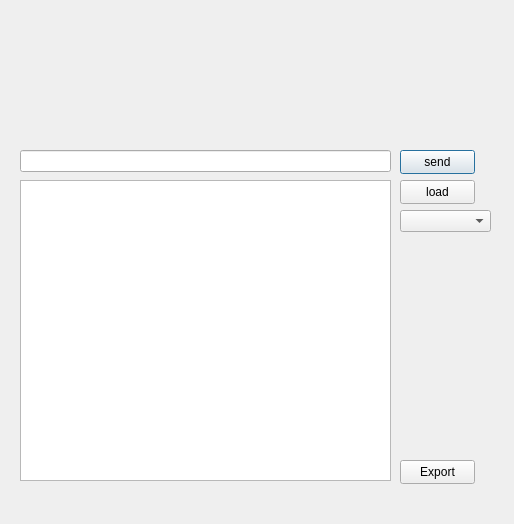
Qt form GCoder_gui.ui (devphilno/Gcoder) before a commit.
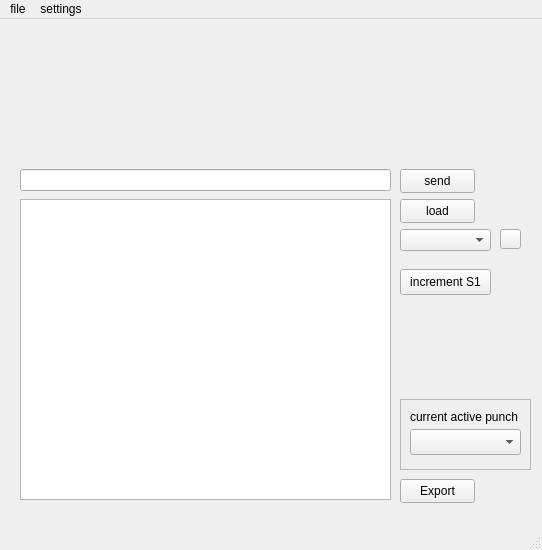
The same form after that commit. Icons and pictures are not drawn.

Commit message:
Added punch changer control
- Added K-commands K1 P<size> and K2 P<position> to select a punch
- Added converter that translates K-commands into G-code for the revolver
- Added punch configuration (size, position, punch count) stored as JSON
- Added setup dialog to assign punches to positions
- Added start position dialog and active punch dropdown in the main window
- Added import and export of punch settings

```diff
--- a/GCoder_gui.ui
+++ b/GCoder_gui.ui
@@ -1,18 +1,19 @@
 <?xml version="1.0" encoding="UTF-8"?>
 <ui version="4.0">
  <class>GCoder</class>
- <widget class="QDialog" name="GCoder">
+ <widget class="QMainWindow" name="GCoder">
   <property name="geometry">
    <rect>
     <x>0</x>
     <y>0</y>
-    <width>514</width>
-    <height>524</height>
+    <width>542</width>
+    <height>550</height>
    </rect>
   </property>
   <property name="windowTitle">
    <string>GCoder</string>
   </property>
+  <widget class="QWidget" name="centralwidget">
   <widget class="QLineEdit" name="legcode">
    <property name="geometry">
     <rect>
@@ -98,6 +99,137 @@
     <string>Export</string>
    </property>
   </widget>
+   <widget class="QToolButton" name="tb_refresh_com">
+    <property name="geometry">
+     <rect>
+      <x>500</x>
+      <y>210</y>
+      <width>21</width>
+      <height>20</height>
+     </rect>
+    </property>
+    <property name="text">
+     <string/>
+    </property>
+    <property name="icon">
+     <iconset theme="QIcon::ThemeIcon::ViewRefresh"/>
+    </property>
+   </widget>
+   <widget class="QPushButton" name="pb_increment">
+    <property name="geometry">
+     <rect>
+      <x>400</x>
+      <y>250</y>
+      <width>91</width>
+      <height>26</height>
+     </rect>
+    </property>
+    <property name="text">
+     <string>increment S1</string>
+    </property>
+   </widget>
+   <widget class="QFrame" name="frame">
+    <property name="geometry">
+     <rect>
+      <x>400</x>
+      <y>380</y>
+      <width>131</width>
+      <height>71</height>
+     </rect>
+    </property>
+    <property name="autoFillBackground">
+     <bool>false</bool>
+    </property>
+    <property name="frameShape">
+     <enum>QFrame::Shape::StyledPanel</enum>
+    </property>
+    <property name="frameShadow">
+     <enum>QFrame::Shadow::Raised</enum>
+    </property>
+    <widget class="QComboBox" name="cb_PunchChanger">
+     <property name="geometry">
+      <rect>
+       <x>10</x>
+       <y>30</y>
+       <width>111</width>
+       <height>26</height>
+      </rect>
+     </property>
+    </widget>
+    <widget class="QLabel" name="label_2">
+     <property name="geometry">
+      <rect>
+       <x>10</x>
+       <y>10</y>
+       <width>111</width>
+       <height>16</height>
+      </rect>
+     </property>
+     <property name="text">
+      <string>current active punch</string>
+     </property>
+    </widget>
+   </widget>
+  </widget>
+  <widget class="QMenuBar" name="menubar">
+   <property name="geometry">
+    <rect>
+     <x>0</x>
+     <y>0</y>
+     <width>542</width>
+     <height>33</height>
+    </rect>
+   </property>
+   <widget class="QMenu" name="menusettings">
+    <property name="title">
+     <string>settings</string>
+    </property>
+    <addaction name="mb_settings_PunchSetup"/>
+    <addaction name="mb_settings_SetCurrentPunchPosition"/>
+   </widget>
+   <widget class="QMenu" name="menufile">
+    <property name="title">
+     <string>file</string>
+    </property>
+    <widget class="QMenu" name="menuexport">
+     <property name="title">
+      <string>export</string>
+     </property>
+     <addaction name="mb_file_export_PunchSettings"/>
+    </widget>
+    <widget class="QMenu" name="menuimport">
+     <property name="title">
+      <string>import</string>
+     </property>
+     <addaction name="mb_file_import_PunchSettings"/>
+    </widget>
+    <addaction name="menuexport"/>
+    <addaction name="menuimport"/>
+   </widget>
+   <addaction name="menufile"/>
+   <addaction name="menusettings"/>
+  </widget>
+  <widget class="QStatusBar" name="statusbar"/>
+  <action name="mb_settings_PunchSetup">
+   <property name="text">
+    <string>punch setup</string>
+   </property>
+  </action>
+  <action name="mb_file_export_PunchSettings">
+   <property name="text">
+    <string>punch settings (JSON)</string>
+   </property>
+  </action>
+  <action name="mb_file_import_PunchSettings">
+   <property name="text">
+    <string>punch settings (JSON)</string>
+   </property>
+  </action>
+  <action name="mb_settings_SetCurrentPunchPosition">
+   <property name="text">
+    <string>set current punch positon</string>
+   </property>
+  </action>
  </widget>
  <resources/>
  <connections/>
```
Lines whose indentation alone changed are shown as unchanged. The commit also changes 5 other files.
